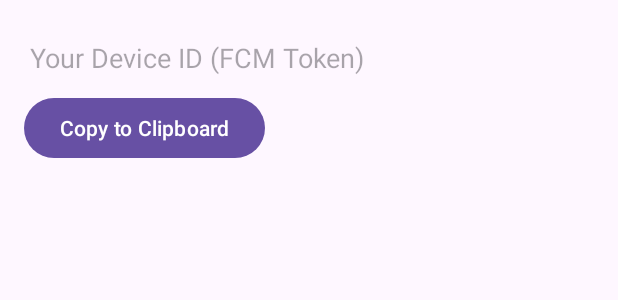
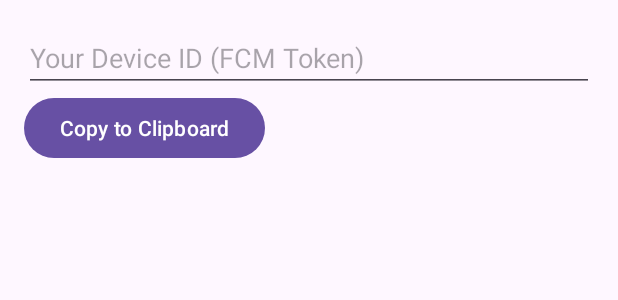
Before and after one commit to SamyakTechLabs/stl-android-notifications-test, an Android app: the layout activity_main.xml on its own in the app's theme, with its tools: preview values and no code run, on a phone screen of 412 x 824 dp. Shown: the top 300 px of the screen. Run offline under Robolectric (Android 15) with nearby library versions, the phone set to English and light mode, and no system bars.

Commit message:
Updated color scheme of the text editor based on system configuration
Signed-off-by: Rushabh Pasad <rushabh@samyaktechlabs.com>

```diff
--- a/app/src/main/res/layout/activity_main.xml
+++ b/app/src/main/res/layout/activity_main.xml
@@ -11,8 +11,6 @@
         android:hint="@string/fcm_dvc_id"
         android:editable="false"
         android:focusable="false"
-        android:backgroundTint="@android:color/transparent"
-        android:textColor="@android:color/black"
         android:textIsSelectable="true" />
 
     <Button
```
Also changed, not shown: app/src/main/java/com/samyaktechlabs/notificationtestapplication/MainActivity.java (+16 -0 lines).
